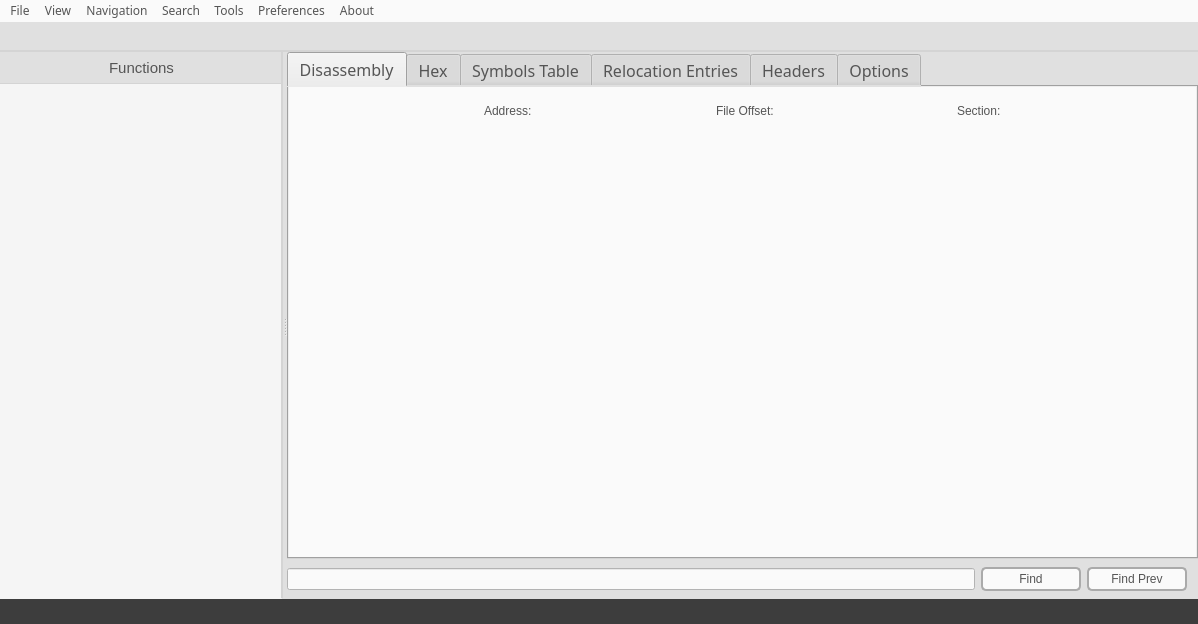
This is src/mainwindow.ui in jubal-R/ObjGui as Qt 5 draws it before an edit. The edited form follows.
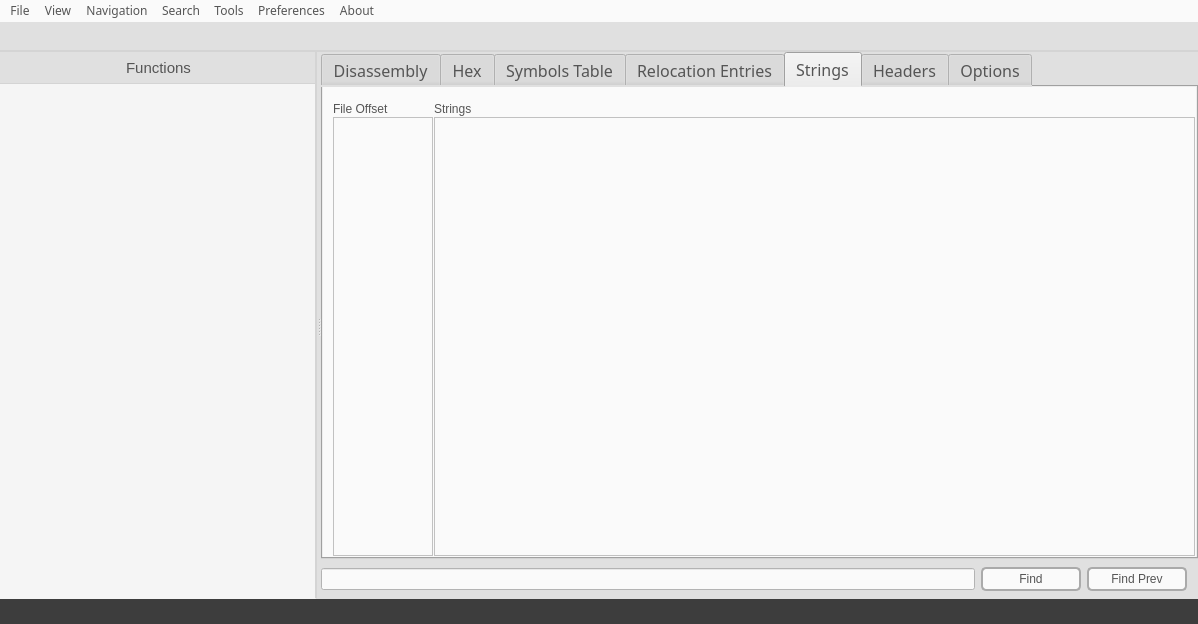
This is the edited form. The open tabs and pages were chosen to show the change. Icons and pictures are not drawn.

What changed in the file:
```diff
--- a/src/mainwindow.ui
+++ b/src/mainwindow.ui
@@ -542,24 +542,17 @@
                  </property>
                 </widget>
                </item>
-               <item row="0" column="2">
-                <widget class="QLabel" name="asciiLabel">
-                 <property name="text">
-                  <string>Ascii</string>
-                 </property>
-                </widget>
-               </item>
                <item row="1" column="1">
                 <widget class="QPlainTextEdit" name="hexBrowser">
                  <property name="minimumSize">
                   <size>
-                   <width>450</width>
+                   <width>0</width>
                    <height>0</height>
                   </size>
                  </property>
                  <property name="maximumSize">
                   <size>
-                   <width>450</width>
+                   <width>16777215</width>
                    <height>16777215</height>
                   </size>
                  </property>
@@ -568,7 +561,7 @@
 color: rgb(85, 85, 85);</string>
                  </property>
                  <property name="verticalScrollBarPolicy">
-                  <enum>Qt::ScrollBarAlwaysOff</enum>
+                  <enum>Qt::ScrollBarAsNeeded</enum>
                  </property>
                  <property name="undoRedoEnabled">
                   <bool>false</bool>
@@ -607,23 +600,6 @@
                  </property>
                 </widget>
                </item>
-               <item row="1" column="2">
-                <widget class="QPlainTextEdit" name="asciiBrowser">
-                 <property name="styleSheet">
-                  <string notr="true">background-color: rgb(250, 250, 250);
-color: rgb(128, 129, 141);</string>
-                 </property>
-                 <property name="undoRedoEnabled">
-                  <bool>false</bool>
-                 </property>
-                 <property name="lineWrapMode">
-                  <enum>QPlainTextEdit::NoWrap</enum>
-                 </property>
-                 <property name="readOnly">
-                  <bool>true</bool>
-                 </property>
-                </widget>
-               </item>
               </layout>
              </widget>
              <widget class="QWidget" name="symbolsTab">
@@ -738,6 +714,98 @@
                </item>
               </layout>
              </widget>
+             <widget class="QWidget" name="stringsTab">
+              <property name="styleSheet">
+               <string notr="true">background-color: rgb(250, 250, 250);
+color: rgb(85, 85, 85);</string>
+              </property>
+              <attribute name="title">
+               <string>Strings</string>
+              </attribute>
+              <layout class="QGridLayout" name="gridLayout_3">
+               <property name="leftMargin">
+                <number>10</number>
+               </property>
+               <property name="topMargin">
+                <number>15</number>
+               </property>
+               <property name="rightMargin">
+                <number>1</number>
+               </property>
+               <property name="bottomMargin">
+                <number>1</number>
+               </property>
+               <property name="spacing">
+                <number>1</number>
+               </property>
+               <item row="1" column="0">
+                <widget class="QPlainTextEdit" name="stringsOffsetBrowser">
+                 <property name="maximumSize">
+                  <size>
+                   <width>100</width>
+                   <height>16777215</height>
+                  </size>
+                 </property>
+                 <property name="styleSheet">
+                  <string notr="true">background-color: rgb(250, 250, 250);
+color: rgb(38, 139, 210);</string>
+                 </property>
+                 <property name="verticalScrollBarPolicy">
+                  <enum>Qt::ScrollBarAlwaysOff</enum>
+                 </property>
+                 <property name="undoRedoEnabled">
+                  <bool>false</bool>
+                 </property>
+                 <property name="lineWrapMode">
+                  <enum>QPlainTextEdit::NoWrap</enum>
+                 </property>
+                 <property name="readOnly">
+                  <bool>true</bool>
+                 </property>
+                </widget>
+               </item>
+               <item row="0" column="0">
+                <widget class="QLabel" name="stringsOffsetLabel">
+                 <property name="text">
+                  <string>File Offset</string>
+                 </property>
+                </widget>
+               </item>
+               <item row="1" column="1">
+                <widget class="QPlainTextEdit" name="stringsBrowser">
+                 <property name="maximumSize">
+                  <size>
+                   <width>16777215</width>
+                   <height>16777215</height>
+                  </size>
+                 </property>
+                 <property name="styleSheet">
+                  <string notr="true">background-color: rgb(250, 250, 250);
+color: rgb(85, 85, 85);</string>
+                 </property>
+                 <property name="verticalScrollBarPolicy">
+                  <enum>Qt::ScrollBarAsNeeded</enum>
+                 </property>
+                 <property name="undoRedoEnabled">
+                  <bool>false</bool>
+                 </property>
+                 <property name="lineWrapMode">
+                  <enum>QPlainTextEdit::NoWrap</enum>
+                 </property>
+                 <property name="readOnly">
+                  <bool>true</bool>
+                 </property>
+                </widget>
+               </item>
+               <item row="0" column="1">
+                <widget class="QLabel" name="stringsLabel">
+                 <property name="text">
+                  <string>Strings</string>
+                 </property>
+                </widget>
+               </item>
+              </layout>
+             </widget>
              <widget class="QWidget" name="headersTab">
               <property name="styleSheet">
                <string notr="true">border: none;
```
